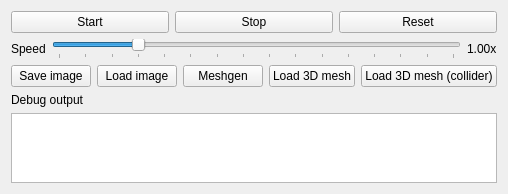
The window that testbed_qt/sim_control.ui (Easimer/trigen) describes before a commit, drawn with Qt 5.
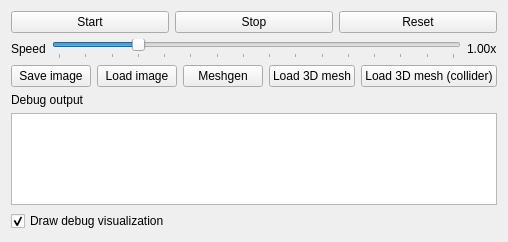
The same window after the commit.

Commit message: sb: immediate mode debug visualization

Diff of the .ui file:
```diff
--- a/testbed_qt/sim_control.ui
+++ b/testbed_qt/sim_control.ui
@@ -6,8 +6,8 @@
    <rect>
     <x>0</x>
     <y>0</y>
-    <width>338</width>
-    <height>109</height>
+    <width>463</width>
+    <height>242</height>
    </rect>
   </property>
   <property name="windowTitle">
@@ -160,12 +160,22 @@
      <item>
       <widget class="QPlainTextEdit" name="simOutput">
        <property name="readOnly">
-        <bool>1</bool>
+        <bool>false</bool>
        </property>
       </widget>
      </item>
     </layout>
    </item>
+   <item>
+    <widget class="QCheckBox" name="chkDrawDebugVis">
+     <property name="text">
+      <string>Draw debug visualization</string>
+     </property>
+     <property name="checked">
+      <bool>true</bool>
+     </property>
+    </widget>
+   </item>
   </layout>
  </widget>
  <resources/>
```
The commit also changes 12 other files.
